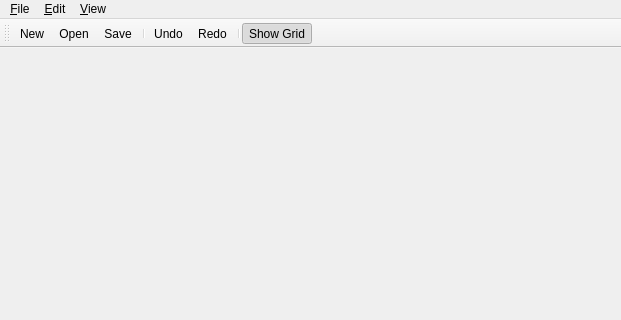
Qt form mainwindow.ui (IanFinlayson/gba-tileeditor) before a commit; both pictures show x 0 to 621 and y 0 to 320 of the 621 by 480 pixel window.
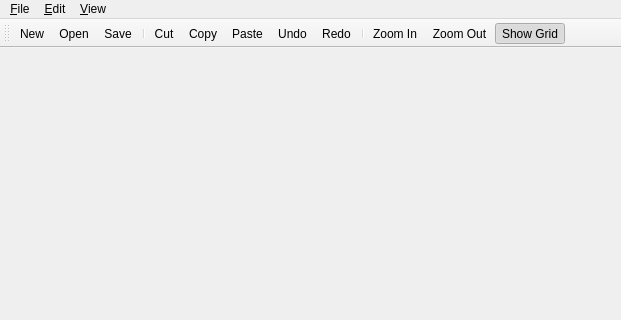
The same form after that commit.

Diff of the .ui file:
```diff
--- a/mainwindow.ui
+++ b/mainwindow.ui
@@ -64,9 +64,14 @@
    <addaction name="actionOpen"/>
    <addaction name="actionSave"/>
    <addaction name="separator"/>
+   <addaction name="actionCut"/>
+   <addaction name="actionCopy"/>
+   <addaction name="actionPaste"/>
    <addaction name="actionUndo"/>
    <addaction name="actionRedo"/>
    <addaction name="separator"/>
+   <addaction name="actionZoom_In"/>
+   <addaction name="actionZoom_Out"/>
    <addaction name="actionShow_Grid"/>
   </widget>
   <action name="actionNew">
@@ -160,6 +165,55 @@
     <string>Ctrl+G</string>
    </property>
   </action>
+  <action name="actionCut">
+   <property name="text">
+    <string>Cu&amp;t</string>
+   </property>
+   <property name="toolTip">
+    <string>Cut the selected tiles</string>
+   </property>
+   <property name="shortcut">
+    <string>Ctrl+X</string>
+   </property>
+  </action>
+  <action name="actionCopy">
+   <property name="text">
+    <string>&amp;Copy</string>
+   </property>
+   <property name="toolTip">
+    <string>Copy the selected tiles</string>
+   </property>
+   <property name="shortcut">
+    <string>Ctrl+C</string>
+   </property>
+  </action>
+  <action name="actionPaste">
+   <property name="text">
+    <string>&amp;Paste</string>
+   </property>
+   <property name="toolTip">
+    <string>Paste tiles here</string>
+   </property>
+   <property name="shortcut">
+    <string>Ctrl+V</string>
+   </property>
+  </action>
+  <action name="actionZoom_In">
+   <property name="text">
+    <string>Zoom In</string>
+   </property>
+   <property name="shortcut">
+    <string>+</string>
+   </property>
+  </action>
+  <action name="actionZoom_Out">
+   <property name="text">
+    <string>Zoom Out</string>
+   </property>
+   <property name="shortcut">
+    <string>-</string>
+   </property>
+  </action>
  </widget>
  <resources/>
  <connections/>
```
Left out of the diff: 5 changed lines with no effect on the pictures.
